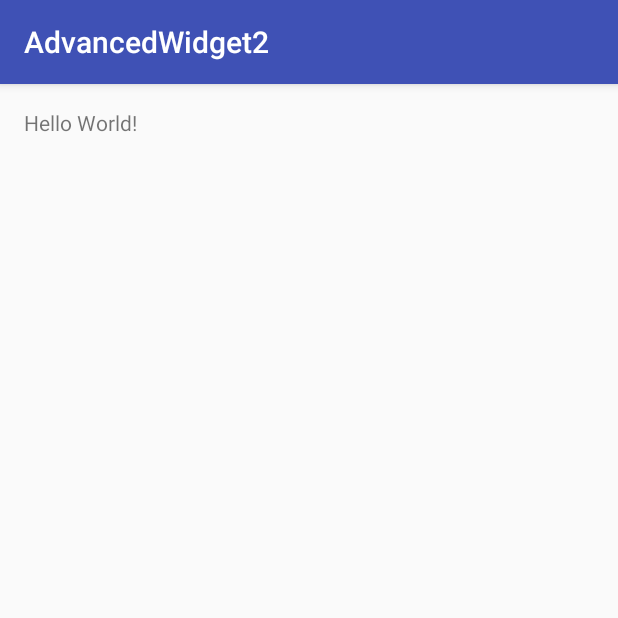
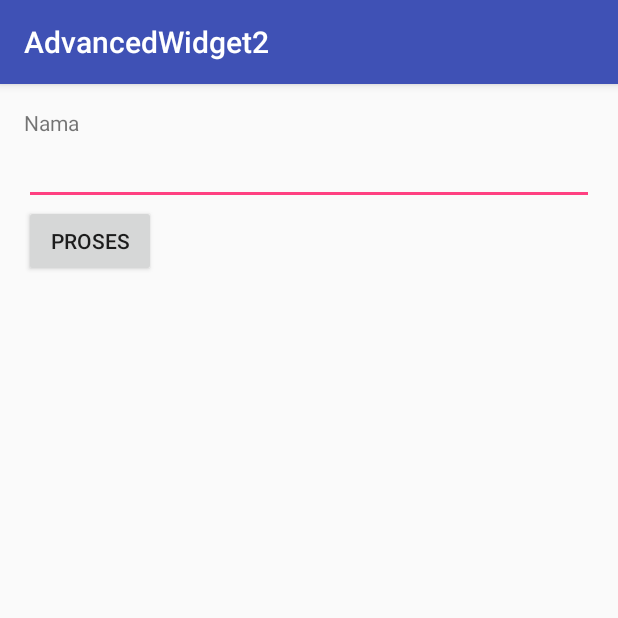
Before and after one commit to ekacindi/AdvancedWidget2, an Android app: the screen it shows after launch (MainActivity), on a phone screen of 412 x 824 dp, the top half of it. Run offline under Robolectric (Android 15) with nearby library versions, the phone set to English and light mode, and no system bars; our stand-ins replace ButterKnife.

```diff
--- a/app/build.gradle
+++ b/app/build.gradle
@@ -1,8 +1,9 @@
 apply plugin: 'com.android.application'
+apply plugin: 'android-apt'
 
 android {
     compileSdkVersion 23
-    buildToolsVersion "24.0.1"
+    buildToolsVersion "23.0.3"
 
     defaultConfig {
         applicationId "id.sch.smktelkom_mlg.learn.advancedwidget2"
@@ -23,4 +24,6 @@ dependencies {
     compile fileTree(dir: 'libs', include: ['*.jar'])
     testCompile 'junit:junit:4.12'
     compile 'com.android.support:appcompat-v7:23.4.0'
+    compile 'com.jakewharton:butterknife:8.4.0'
+    apt 'com.jakewharton:butterknife-compiler:8.4.0'
 }
--- a/app/src/main/java/id/sch/smktelkom_mlg/learn/advancedwidget2/MainActivity.java
+++ b/app/src/main/java/id/sch/smktelkom_mlg/learn/advancedwidget2/MainActivity.java
@@ -2,12 +2,34 @@ package id.sch.smktelkom_mlg.learn.advancedwidget2;
 
 import android.os.Bundle;
 import android.support.v7.app.AppCompatActivity;
+import android.widget.EditText;
+import android.widget.TextView;
+
+import butterknife.BindColor;
+import butterknife.BindView;
+import butterknife.ButterKnife;
+import butterknife.OnClick;
 
 public class MainActivity extends AppCompatActivity {
+    @BindView(R.id.editTextNama)
+    EditText etNama;
+    @BindView(R.id.textViewHasil)
+    TextView tvHasil;
+    @BindColor(R.color.colorAccent)
+    int colorAccent;
 
     @Override
     protected void onCreate(Bundle savedInstanceState) {
         super.onCreate(savedInstanceState);
         setContentView(R.layout.activity_main);
+
+        ButterKnife.bind(this);
+
+        tvHasil.setTextColor(colorAccent);
+    }
+
+    @OnClick(R.id.buttonProses)
+    public void doProcess() {
+        tvHasil.setText("Nama Anda : " + etNama.getText());
     }
 }
--- a/app/src/main/res/layout/activity_main.xml
+++ b/app/src/main/res/layout/activity_main.xml
@@ -3,6 +3,7 @@
     xmlns:tools="http://schemas.android.com/tools"
     android:layout_width="match_parent"
     android:layout_height="match_parent"
+    android:orientation="vertical"
     android:paddingBottom="@dimen/activity_vertical_margin"
     android:paddingLeft="@dimen/activity_horizontal_margin"
     android:paddingRight="@dimen/activity_horizontal_margin"
@@ -10,7 +11,25 @@
     tools:context="id.sch.smktelkom_mlg.learn.advancedwidget2.MainActivity">
 
     <TextView
+        android:layout_width="match_parent"
+        android:layout_height="wrap_content"
+        android:text="Nama" />
+
+    <EditText
+        android:id="@+id/editTextNama"
+        android:layout_width="match_parent"
+        android:layout_height="wrap_content" />
+
+    <Button
+        android:id="@+id/buttonProses"
         android:layout_width="wrap_content"
         android:layout_height="wrap_content"
-        android:text="Hello World!" />
+        android:text="Proses" />
+
+    <TextView
+        android:id="@+id/textViewHasil"
+        android:layout_width="wrap_content"
+        android:layout_height="wrap_content"
+        tools:text="Hasil" />
+
 </LinearLayout>
--- a/build.gradle
+++ b/build.gradle
@@ -6,7 +6,7 @@ buildscript {
     }
     dependencies {
         classpath 'com.android.tools.build:gradle:2.1.2'
-
+        classpath 'com.neenbedankt.gradle.plugins:android-apt:1.8'
         // NOTE: Do not place your application dependencies here; they belong
         // in the individual module build.gradle files
     }
```
